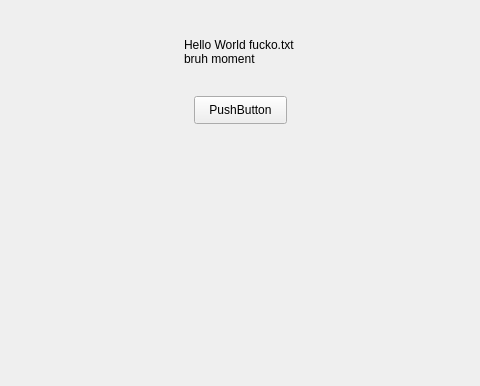
Above: FarmingSystemManager/mainwindow.ui from ryan-ghosh/FarmerSystemManager before the change; both pictures show x 126 to 606 and y 214 to 600 of the 800 by 600 pixel window. Below: the same form after it.
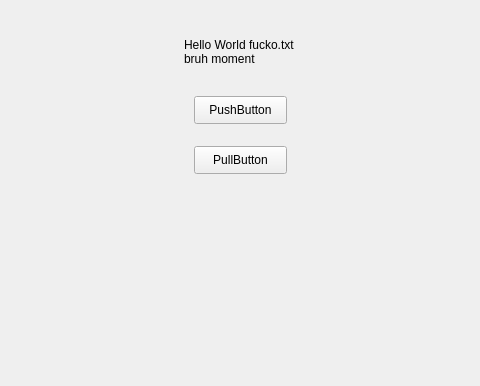
That is the form after the change.

Commit message: pull button

Diff of the .ui file:
```diff
--- a/FarmingSystemManager/mainwindow.ui
+++ b/FarmingSystemManager/mainwindow.ui
@@ -42,6 +42,25 @@
     <property name="text">
      <string>PushButton</string>
     </property>
+    <property name="checkable">
+     <bool>false</bool>
+    </property>
+    <property name="checked">
+     <bool>false</bool>
+    </property>
+   </widget>
+   <widget class="QPushButton" name="pushButton_2">
+    <property name="geometry">
+     <rect>
+      <x>320</x>
+      <y>360</y>
+      <width>93</width>
+      <height>28</height>
+     </rect>
+    </property>
+    <property name="text">
+     <string>PullButton</string>
+    </property>
    </widget>
   </widget>
   <widget class="QMenuBar" name="menubar">
```
The commit also changes 3 other files.
